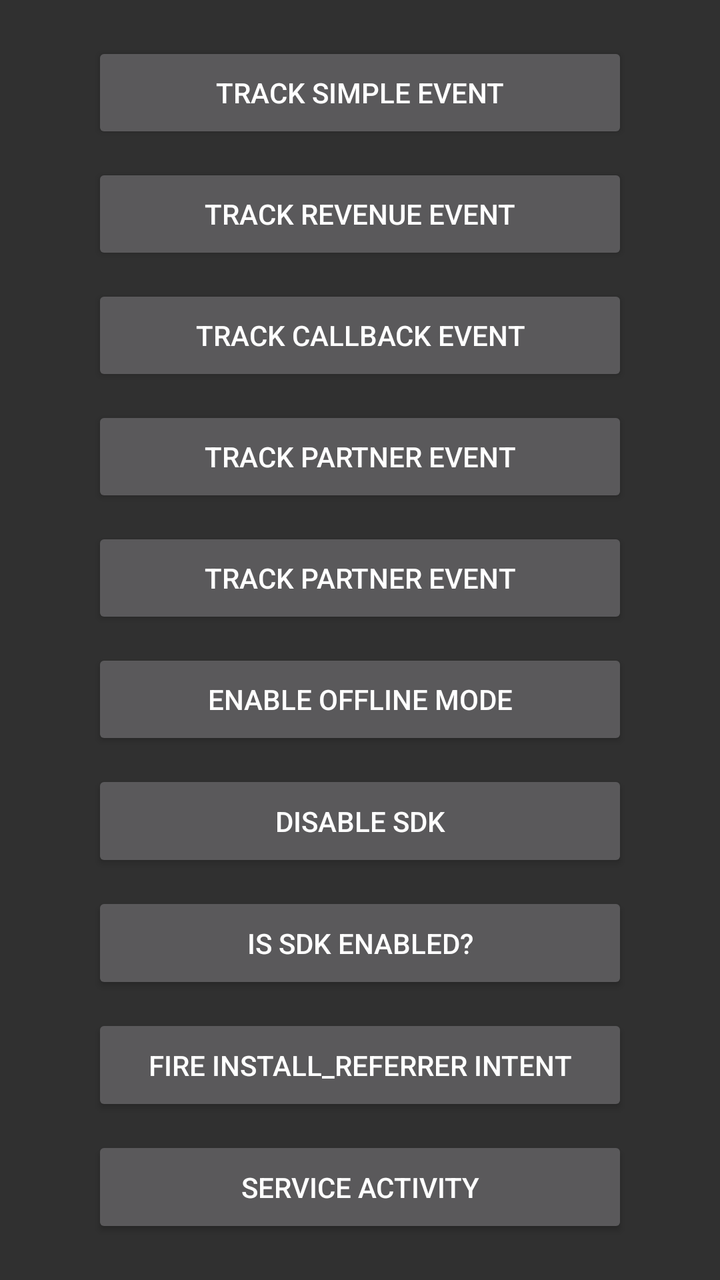
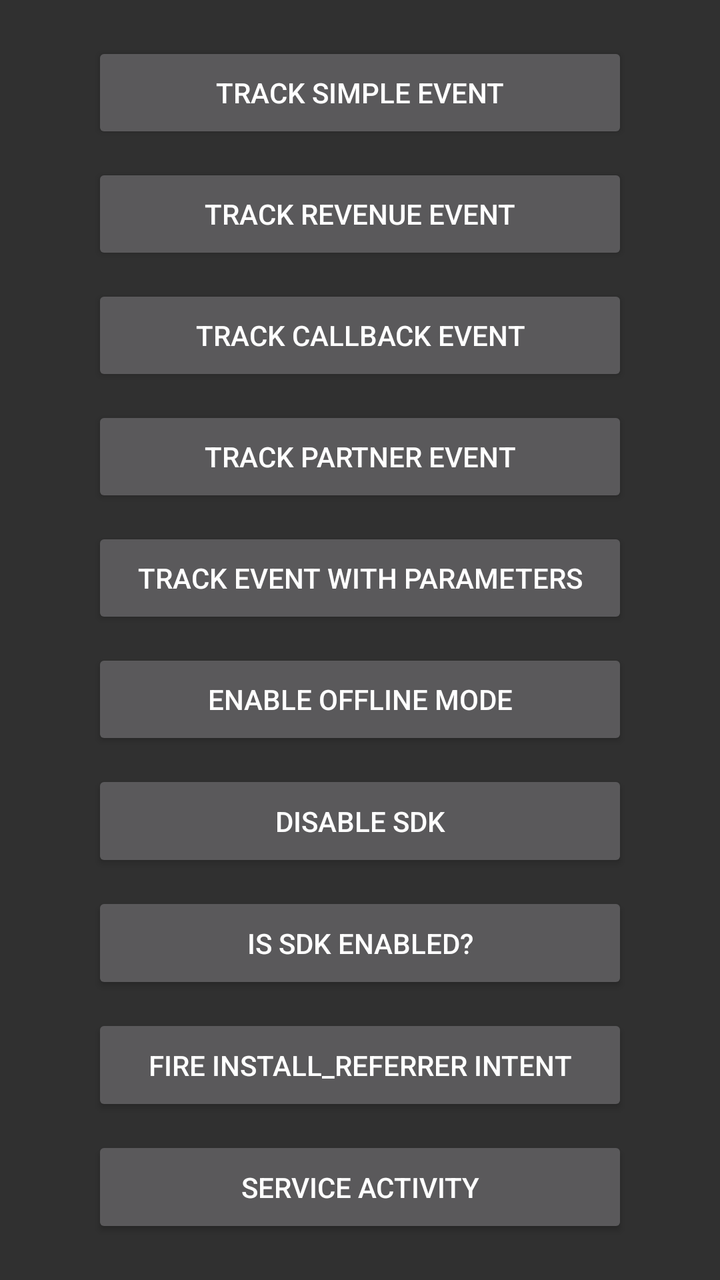

Screens rendered from an Android XML layout before and after an edit, with the pre-edit source and the edit as a unified diff.
<!-- AndroidManifest.xml: application theme Theme.AppCompat -->
<!-- res/layout/activity_main.xml -->
<LinearLayout xmlns:android="http://schemas.android.com/apk/res/android"
    xmlns:tools="http://schemas.android.com/tools"
    android:layout_width="match_parent"
    android:layout_height="match_parent"
    android:orientation="vertical"
    android:paddingBottom="@dimen/activity_vertical_margin"
    android:paddingLeft="@dimen/activity_horizontal_margin"
    android:paddingRight="@dimen/activity_horizontal_margin"
    android:paddingTop="@dimen/activity_vertical_margin"
    tools:context=".MainActivity">

    <Button
        android:id="@+id/btnSimpleEvent"
        android:layout_width="match_parent"
        android:layout_height="wrap_content"
        android:layout_gravity="center_horizontal"
        android:layout_marginBottom="5dp"
        android:layout_marginLeft="30dp"
        android:layout_marginRight="30dp"
        android:layout_marginTop="5dp"
        android:layout_weight="0.143"
        android:onClick="onTrackSimpleEventClick"
        android:text="@string/btn_simple_event" />

    <Button
        android:id="@+id/btnRevenueEvent"
        android:layout_width="match_parent"
        android:layout_height="wrap_content"
        android:layout_gravity="center_horizontal"
        android:layout_marginBottom="5dp"
        android:layout_marginLeft="30dp"
        android:layout_marginRight="30dp"
        android:layout_marginTop="5dp"
        android:layout_weight="0.143"
        android:onClick="onTrackRevenueEventClick"
        android:text="@string/btn_revenue_event" />

    <Button
        android:id="@+id/btnCallbackEvent"
        android:layout_width="match_parent"
        android:layout_height="wrap_content"
        android:layout_gravity="center_horizontal"
        android:layout_marginBottom="5dp"
        android:layout_marginLeft="30dp"
        android:layout_marginRight="30dp"
        android:layout_marginTop="5dp"
        android:layout_weight="0.143"
        android:onClick="onTrackCallbackEventClick"
        android:text="@string/btn_callback_event" />

    <Button
        android:id="@+id/btnPartnerEvent"
        android:layout_width="match_parent"
        android:layout_height="wrap_content"
        android:layout_gravity="center_horizontal"
        android:layout_marginBottom="5dp"
        android:layout_marginLeft="30dp"
        android:layout_marginRight="30dp"
        android:layout_marginTop="5dp"
        android:layout_weight="0.143"
        android:onClick="onTrackPartnerEventClick"
        android:text="@string/btn_partner_event" />

    <Button
        android:id="@+id/btnEventParameter"
        android:layout_width="match_parent"
        android:layout_height="wrap_content"
        android:layout_gravity="center_horizontal"
        android:layout_marginBottom="5dp"
        android:layout_marginLeft="30dp"
        android:layout_marginRight="30dp"
        android:layout_marginTop="5dp"
        android:layout_weight="0.143"
        android:onClick="onTrackEventParameterClick"
        android:text="@string/btn_partner_event" />

    <Button
        android:id="@+id/btnEnableDisableOfflineMode"
        android:layout_width="match_parent"
        android:layout_height="wrap_content"
        android:layout_gravity="center_horizontal"
        android:layout_marginBottom="5dp"
        android:layout_marginLeft="30dp"
        android:layout_marginRight="30dp"
        android:layout_marginTop="5dp"
        android:layout_weight="0.143"
        android:onClick="onEnableDisableOfflineModeClick"
        android:text="@string/txt_enable_offline_mode" />

    <Button
        android:id="@+id/btnEnableDisableSDK"
        android:layout_width="match_parent"
        android:layout_height="wrap_content"
        android:layout_gravity="center_horizontal"
        android:layout_marginBottom="5dp"
        android:layout_marginLeft="30dp"
        android:layout_marginRight="30dp"
        android:layout_marginTop="5dp"
        android:layout_weight="0.143"
        android:onClick="onEnableDisableSDKClick"
        android:text="@string/txt_disable_sdk" />

    <Button
        android:id="@+id/btnIsSDKEnabled"
        android:layout_width="match_parent"
        android:layout_height="wrap_content"
        android:layout_gravity="center_horizontal"
        android:layout_marginBottom="5dp"
        android:layout_marginLeft="30dp"
        android:layout_marginRight="30dp"
        android:layout_marginTop="5dp"
        android:layout_weight="0.143"
        android:onClick="onIsSDKEnabledClick"
        android:text="@string/btn_is_sdk_enabled" />

    <Button
        android:id="@+id/btnFireIntent"
        android:layout_width="match_parent"
        android:layout_height="wrap_content"
        android:layout_gravity="center_horizontal"
        android:layout_marginBottom="5dp"
        android:layout_marginLeft="30dp"
        android:layout_marginRight="30dp"
        android:layout_marginTop="5dp"
        android:layout_weight="0.143"
        android:onClick="onFireIntentClick"
        android:text="@string/btn_fire_intent" />

    <Button
        android:layout_width="match_parent"
        android:layout_height="wrap_content"
        android:text="@string/btn_service_activity"
        android:id="@+id/btnServiceActivity"
        android:layout_gravity="center_horizontal"
        android:layout_weight="0.143"
        android:layout_marginLeft="30dp"
        android:layout_marginTop="5dp"
        android:layout_marginRight="30dp"
        android:layout_marginBottom="5dp"
        android:onClick="onServiceActivityClick"
        android:nestedScrollingEnabled="false" />

</LinearLayout>
<!-- resources referenced by this layout -->
<resources>
  <dimen name="activity_horizontal_margin">16dp</dimen>
  <dimen name="activity_vertical_margin">16dp</dimen>
  <string name="btn_callback_event">Track callback event</string>
  <string name="btn_fire_intent">Fire INSTALL_REFERRER intent</string>
  <string name="btn_is_sdk_enabled">Is SDK enabled?</string>
  <string name="btn_partner_event">Track partner event</string>
  <string name="btn_revenue_event">Track revenue event</string>
  <string name="btn_service_activity">Service Activity</string>
  <string name="btn_simple_event">Track simple event</string>
  <string name="txt_disable_sdk">Disable SDK</string>
  <string name="txt_enable_offline_mode">Enable offline mode</string>
</resources>

<!-- the commit's change to res/layout/activity_main.xml (unified diff, before → after) -->
@@ -72,7 +72,7 @@
         android:layout_marginTop="5dp"
         android:layout_weight="0.143"
         android:onClick="onTrackEventParameterClick"
-        android:text="@string/btn_partner_event" />
+        android:text="@string/btn_event_parameter" />
 
     <Button
         android:id="@+id/btnEnableDisableOfflineMode"
<!-- resource entries referenced after the edit -->
@@ -3,6 +3,7 @@
   <dimen name="activity_horizontal_margin">16dp</dimen>
   <dimen name="activity_vertical_margin">16dp</dimen>
   <string name="btn_callback_event">Track callback event</string>
+  <string name="btn_event_parameter">Track event with parameters</string>
   <string name="btn_fire_intent">Fire INSTALL_REFERRER intent</string>
   <string name="btn_is_sdk_enabled">Is SDK enabled?</string>
   <string name="btn_partner_event">Track partner event</string>
